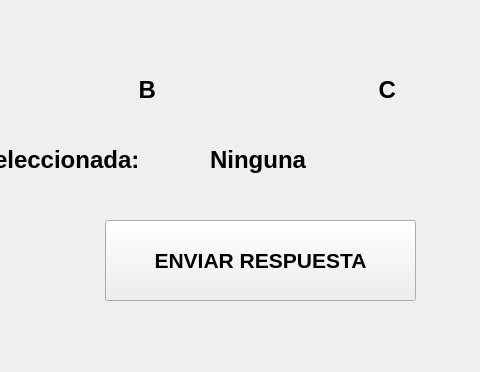
ahgarciar/PIP_UNIDAD_2_2021_3, file P10_Encuentra_el_Numero.ui: the form before one commit; both pictures show x 265 to 745 and y 360 to 732 of the 1040 by 732 pixel window.
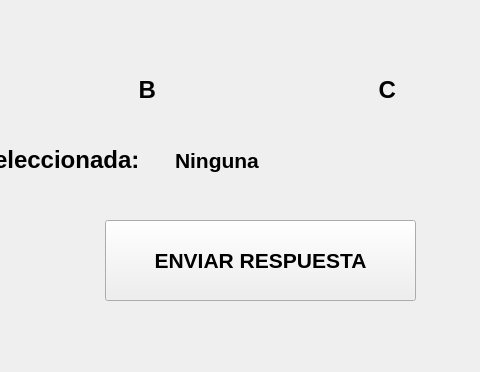
The form after the commit. Icons and pictures are not drawn.

Commit message: Clase 18 Oct

Patch:
```diff
--- a/P10_Encuentra_el_Numero.ui
+++ b/P10_Encuentra_el_Numero.ui
@@ -258,8 +258,15 @@
       <height>41</height>
      </rect>
     </property>
+    <property name="font">
+     <font>
+      <pointsize>16</pointsize>
+      <weight>75</weight>
+      <bold>true</bold>
+     </font>
+    </property>
     <property name="text">
-     <string>&lt;html&gt;&lt;head/&gt;&lt;body&gt;&lt;p align=&quot;right&quot;&gt;&lt;span style=&quot; font-size:18pt; font-weight:600;&quot;&gt;Ninguna&lt;/span&gt;&lt;/p&gt;&lt;/body&gt;&lt;/html&gt;</string>
+     <string>Ninguna</string>
     </property>
    </widget>
   </widget>
```
The commit also changes 2 other files.
